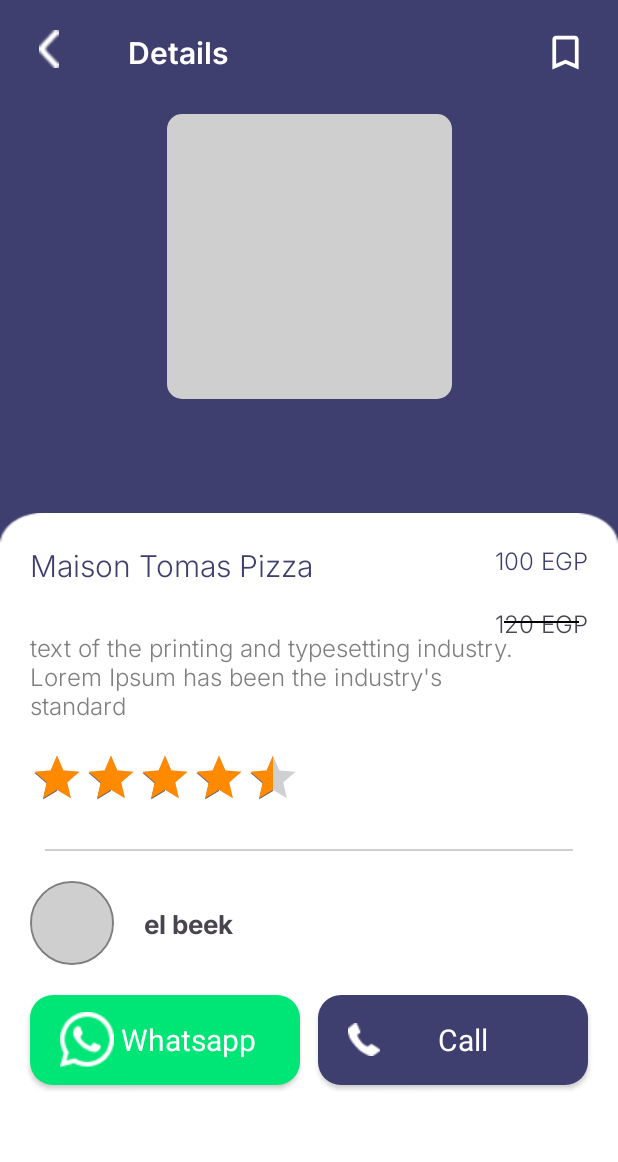
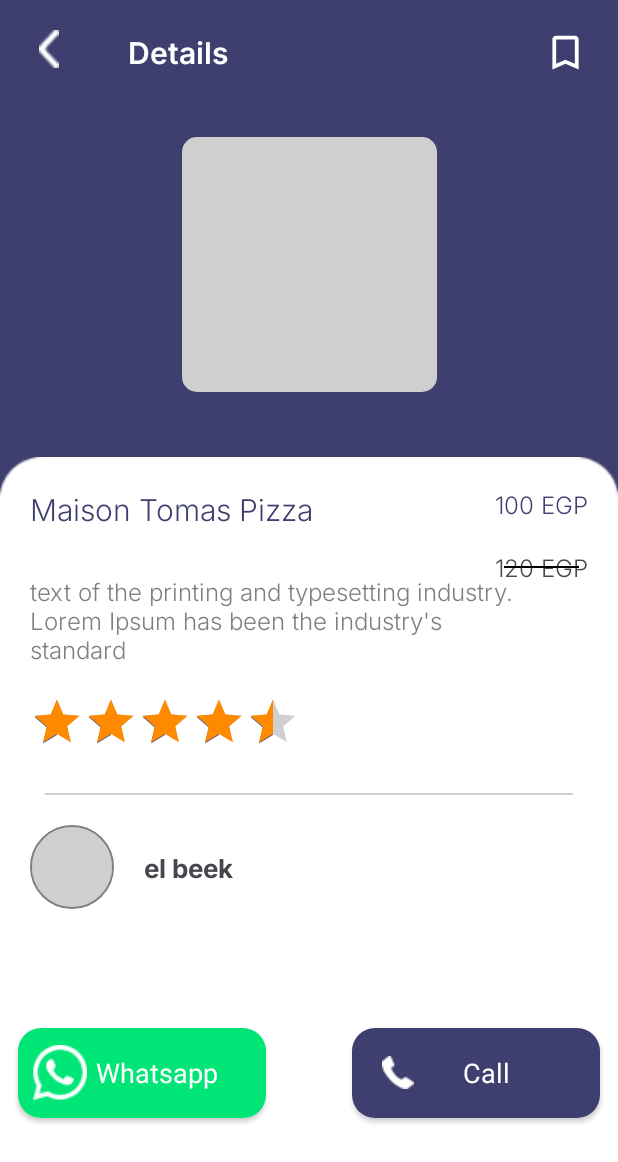
Before and after one commit to Malekel3alamy/PizzaApp, an Android app: the ProductDetailsFragment screen opened through its navigation route, on a phone screen of 412 x 824 dp. Shown: the top 1162 px of the screen. Run offline under Robolectric (Android 15) with nearby library versions, the phone set to English and light mode, and no system bars; our stand-ins replace CircleImageView, Dagger/Hilt's generated code; network calls fail; pictures from the network do not load; 3 statements that could not run were skipped.

Commit message:
update_Product_details_design

```diff
--- a/app/src/main/res/layout/activity_main.xml
+++ b/app/src/main/res/layout/activity_main.xml
@@ -21,7 +21,7 @@
         <androidx.fragment.app.FragmentContainerView
             android:id="@+id/nav_host_fragment_container"
             android:layout_width="match_parent"
-            android:layout_height="wrap_content"
+            android:layout_height="match_parent"
             android:name="androidx.navigation.fragment.NavHostFragment"
             app:defaultNavHost="true"
             app:navGraph="@navigation/nav_graph"
--- a/app/src/main/res/layout/fragment_product_details.xml
+++ b/app/src/main/res/layout/fragment_product_details.xml
@@ -11,13 +11,13 @@
 
     <com.google.android.material.imageview.ShapeableImageView
         android:id="@+id/product_image_iv"
-        android:layout_width="190dp"
-        android:layout_height="190dp"
+        android:layout_width="170dp"
+        android:layout_height="170dp"
         android:src="@color/gray_light"
         app:shapeAppearanceOverlay="@style/ImageRoundedCorners"
         app:layout_constraintStart_toStartOf="parent"
         app:layout_constraintEnd_toEndOf="parent"
-        app:layout_constraintTop_toTopOf="parent"
+        app:layout_constraintTop_toBottomOf="@id/details_tv"
         android:scaleType="fitXY"
         app:layout_constraintBottom_toTopOf="@id/guideline_horizontal"/>
 
@@ -193,15 +193,15 @@
 
     <androidx.appcompat.widget.AppCompatButton
         android:id="@+id/call_btn"
-        android:layout_width="180dp"
+        android:layout_width="165dp"
         android:layout_height="60dp"
         android:text="Call"
-        android:textSize="20sp"
+        android:textSize="18sp"
         android:textAllCaps="false"
         app:layout_constraintBottom_toBottomOf="parent"
         app:layout_constraintEnd_toEndOf="parent"
         app:layout_constraintTop_toBottomOf="@id/restaurant_image"
-        android:layout_margin="20dp"
+        android:layout_marginEnd="12dp"
         android:textColor="@color/white"
         android:fontFamily="@font/inter_medium"
         android:background="@drawable/call_btn_bg"
@@ -212,20 +212,20 @@
 
     <androidx.appcompat.widget.AppCompatButton
         android:id="@+id/whatsapp_btn"
-        android:layout_width="180dp"
+        android:layout_width="165dp"
         android:layout_height="60dp"
         android:text="Whatsapp"
         android:textColor="@color/white"
-        android:textSize="20sp"
+        android:textSize="18sp"
         android:textAllCaps="false"
         app:layout_constraintBottom_toBottomOf="parent"
         app:layout_constraintStart_toStartOf="parent"
         app:layout_constraintTop_toBottomOf="@id/restaurant_image"
-        android:layout_margin="20dp"
+        android:layout_marginStart="12dp"
         android:fontFamily="@font/inter_medium"
         android:background="@drawable/whatsapp_btn_bg"
         android:drawableStart="@drawable/ic_whatsapp"
-        android:paddingStart="20dp"
+        android:paddingStart="10dp"
         android:paddingEnd="25dp"
         />
 
@@ -235,6 +235,6 @@
         android:layout_width="wrap_content"
         android:layout_height="wrap_content"
         android:orientation="horizontal"
-        app:layout_constraintGuide_percent="0.46" />
+        app:layout_constraintGuide_percent="0.37" />
 
 </androidx.constraintlayout.widget.ConstraintLayout>
--- a/app/src/main/res/layout/rv_item.xml
+++ b/app/src/main/res/layout/rv_item.xml
@@ -53,7 +53,7 @@
         android:layout_marginTop="8dp"
         android:fontFamily="@font/inter_light"
         android:text="Maison Thomas Pizza"
-        android:textSize="16sp"
+        android:textSize="14sp"
         app:layout_constraintStart_toStartOf="parent"
         app:layout_constraintTop_toBottomOf="@id/food_iv" />
     <androidx.appcompat.widget.AppCompatRatingBar
```
